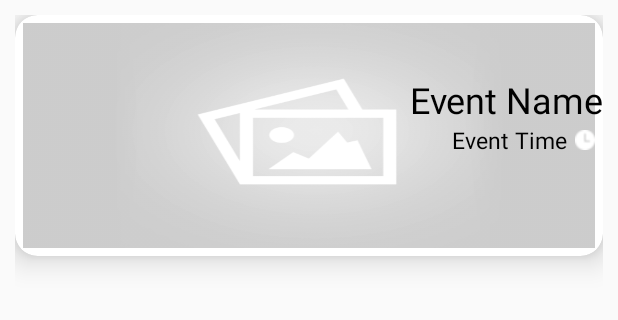
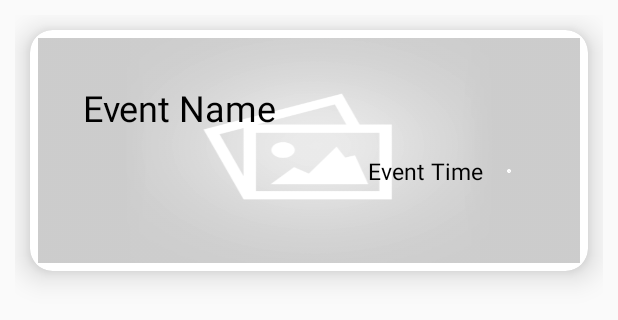
Before and after one commit to renaaaaad/Atturaif_Application, an Android app: the layout show_events_rowlayout.xml on its own in the app's theme, with its tools: preview values and no code run, on a phone screen of 412 x 824 dp. Shown: the top 320 px of the screen. Run offline under Robolectric (Android 15) with nearby library versions, the phone set to English and light mode, and no system bars.

Commit message:
arabic language event

```diff
--- a/app/src/main/java/project/graduation/atturaif_application/EventsPage_Activity.java
+++ b/app/src/main/java/project/graduation/atturaif_application/EventsPage_Activity.java
@@ -37,7 +37,7 @@ import project.graduation.atturaif_application.Objectes.Events;
 import static project.graduation.atturaif_application.R.id;
 import static project.graduation.atturaif_application.R.layout;
 
-public class EventsPage_Activity extends AppCompatActivity implements OnDateSelectedListener, EventsAdapter.onItemClickListner {
+public class EventsPage_Activity extends BasicActivity implements OnDateSelectedListener, EventsAdapter.onItemClickListner {
 
 //    public static final String RESULT = "result";
 //    public static final String EVENT = "event";
--- a/app/src/main/res/layout-v11/show_events_rowlayout.xml
+++ b/app/src/main/res/layout-v11/show_events_rowlayout.xml
@@ -1,10 +1,10 @@
 <?xml version="1.0" encoding="utf-8"?>
 <LinearLayout xmlns:android="http://schemas.android.com/apk/res/android"
     xmlns:app="http://schemas.android.com/apk/res-auto"
-    android:orientation="vertical"
     android:layout_width="match_parent"
     android:layout_height="match_parent"
-    android:layout_margin="10dp">
+    android:layout_margin="10dp"
+    android:orientation="vertical">
 
     <androidx.cardview.widget.CardView
         android:layout_width="match_parent"
@@ -30,35 +30,35 @@
             <LinearLayout
                 android:layout_width="match_parent"
                 android:layout_height="wrap_content"
-                android:orientation="vertical"
-                android:layout_marginTop="17dp"
-                >
+                android:layout_margin="17dp"
+                android:orientation="vertical">
 
                 <TextView
                     android:id="@+id/mEventName"
                     android:layout_width="wrap_content"
                     android:layout_height="wrap_content"
+                    android:layout_marginStart="15dp"
                     android:layout_marginTop="20dp"
-                    android:layout_marginLeft="15dp"
                     android:clickable="true"
                     android:focusable="true"
                     android:gravity="center"
+                    android:text="Event Name"
                     android:textColor="@android:color/white"
-                    android:textSize="24sp"
-                    android:text="Event Name"
-                    />
+                    android:textSize="24sp" />
 
                 <LinearLayout
                     android:layout_width="wrap_content"
                     android:layout_height="wrap_content"
-                    android:orientation="horizontal"
-                    android:layout_marginLeft="15dp">
+                    android:layout_marginStart="15dp"
+                    android:layout_marginTop="11dp"
+                    android:orientation="horizontal">
+
                     <ImageView
                         android:layout_width="match_parent"
                         android:layout_height="match_parent"
-                    android:src="@drawable/clock"
                         android:layout_margin="4dp"
-                  />
+                        android:src="@drawable/clock" />
+
                     <TextView
                         android:id="@+id/mEventTime"
                         android:layout_width="wrap_content"
@@ -67,9 +67,9 @@
                         android:clickable="true"
                         android:focusable="true"
                         android:gravity="center"
+                        android:text="Event Time"
                         android:textColor="@android:color/white"
-                    android:textSize="15sp"
-                    android:text="Event Time"/>
+                        android:textSize="15sp" />
                 </LinearLayout>
 
 
--- a/app/src/main/res/layout/show_events_rowlayout.xml
+++ b/app/src/main/res/layout/show_events_rowlayout.xml
@@ -1,15 +1,16 @@
 <?xml version="1.0" encoding="utf-8"?>
 <LinearLayout xmlns:android="http://schemas.android.com/apk/res/android"
     xmlns:app="http://schemas.android.com/apk/res-auto"
-    android:orientation="vertical"
     android:layout_width="match_parent"
     android:layout_height="match_parent"
-    android:layout_margin="10dp">
+    android:layout_margin="10dp"
+    android:orientation="vertical">
 
     <androidx.cardview.widget.CardView
         android:layout_width="match_parent"
         android:layout_height="wrap_content"
         app:cardCornerRadius="15dp"
+        android:layout_margin="10dp"
         app:cardElevation="12dp">
 
         <RelativeLayout
@@ -30,35 +31,33 @@
             <LinearLayout
                 android:layout_width="match_parent"
                 android:layout_height="wrap_content"
-                android:orientation="vertical"
-                android:layout_marginTop="20dp"
-                >
+                android:layout_margin="20dp"
+                android:orientation="vertical">
 
                 <TextView
                     android:id="@+id/mEventName"
-                    android:layout_width="wrap_content"
+                    android:layout_width="match_parent"
                     android:layout_height="wrap_content"
-                    android:layout_marginTop="20dp"
-                    android:layout_marginLeft="15dp"
+                    android:layout_margin="15dp"
                     android:clickable="true"
                     android:focusable="true"
-                    android:gravity="center"
+                    android:gravity="start"
+                    android:text="Event Name"
                     android:textColor="@android:color/black"
-                    android:textSize="24sp"
-                    android:text="Event Name"
-                    />
+                    android:textSize="24sp" />
 
                 <LinearLayout
                     android:layout_width="wrap_content"
                     android:layout_height="wrap_content"
-                    android:orientation="horizontal"
-                    android:layout_marginLeft="15dp">
+                    android:layout_marginStart="15dp"
+                    android:orientation="horizontal">
+
                     <ImageView
                         android:layout_width="match_parent"
                         android:layout_height="match_parent"
-                        android:src="@drawable/clock"
-                        android:layout_margin="4dp"
-                        />
+                        android:layout_margin="9dp"
+                        android:src="@drawable/clock" />
+
                     <TextView
                         android:id="@+id/mEventTime"
                         android:layout_width="wrap_content"
@@ -67,9 +66,9 @@
                         android:clickable="true"
                         android:focusable="true"
                         android:gravity="center"
+                        android:text="Event Time"
                         android:textColor="@android:color/black"
-                        android:textSize="15sp"
-                        android:text="Event Time"/>
+                        android:textSize="15sp" />
                 </LinearLayout>
 
 
```
Also changed, not shown: app/src/main/java/project/graduation/atturaif_application/Adapters/EventsAdapter.java (+36 -16 lines), app/src/main/java/project/graduation/atturaif_application/Language_page.java (+5 -4 lines), app/src/main/java/project/graduation/atturaif_application/SittingPage.java (+7 -1 lines). Lines whose indentation alone changed are shown as unchanged.
